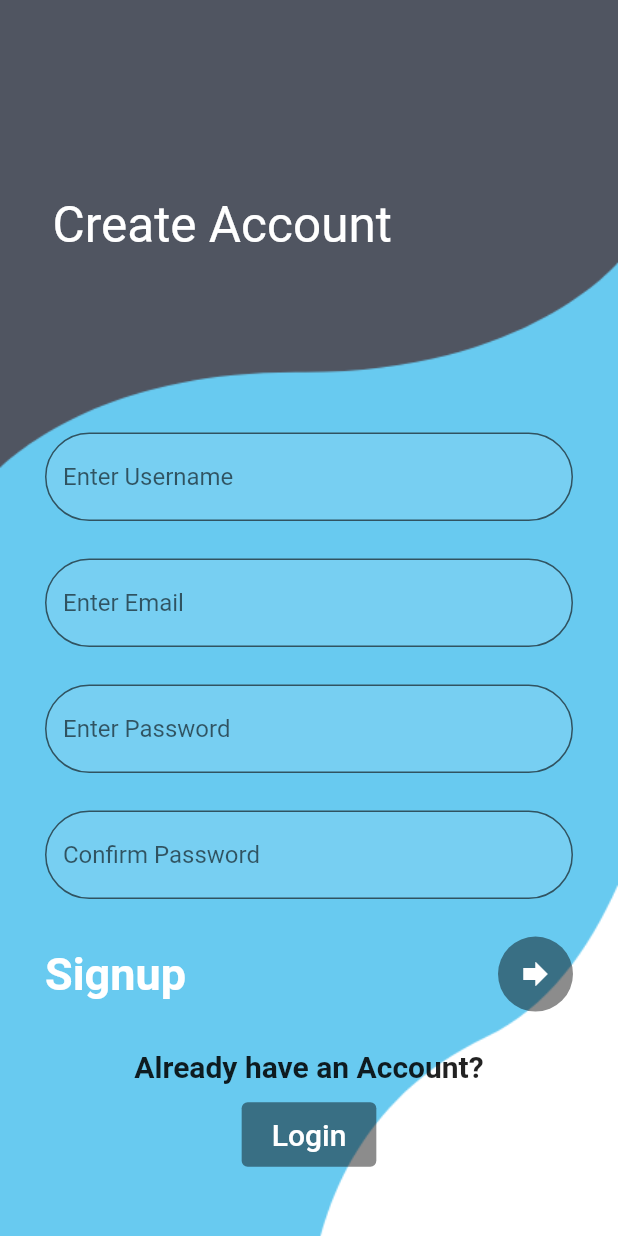
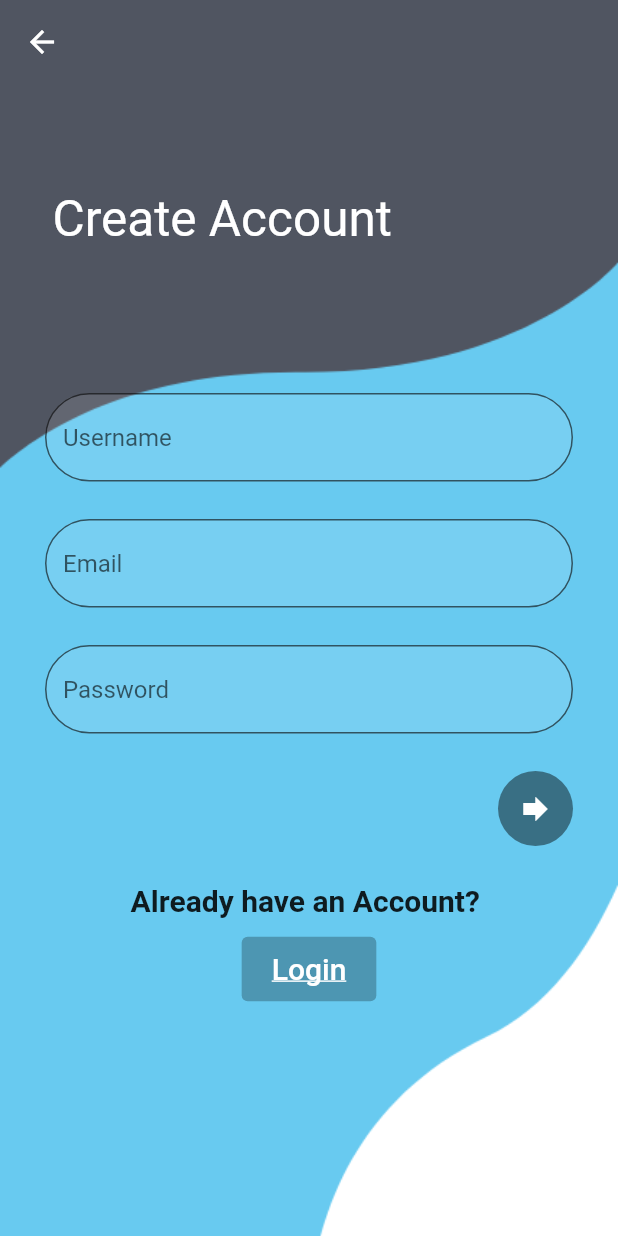
Before and after one commit to Sujanban/signup_login_page, a Flutter app: the screen it shows after launch, after a tap on "Sign Up", on a phone screen of 412 x 824 dp. Run offline on Flutter 3.47's test engine with Material 2 defaults, Android fonts, the phone set to English and light mode, and no system bars.

Commit message:
navigation improved

```diff
--- /dev/null
+++ b/lib/dashboard.dart
@@ -0,0 +1,25 @@
+import 'package:flutter/material.dart';
+
+class Dashboard extends StatefulWidget {
+  const Dashboard({Key? key}) : super(key: key);
+
+  @override
+  State<Dashboard> createState() => _DashboardState();
+}
+
+class _DashboardState extends State<Dashboard> {
+  @override
+  Widget build(BuildContext context) {
+    return MaterialApp(
+      theme: ThemeData(
+        primarySwatch: Colors.teal
+      ),
+      home: Scaffold(
+        appBar: AppBar(
+          automaticallyImplyLeading: false,
+          title: const Text("Dashboard"),
+        ),
+      ),
+    );
+  }
+}
--- a/lib/login.dart
+++ b/lib/login.dart
@@ -1,3 +1,4 @@
+import 'package:day6_login_signup_page/dashboard.dart';
 import 'package:day6_login_signup_page/signup.dart';
 import 'package:flutter/material.dart';
 
@@ -69,20 +70,22 @@ class _MyLoginState extends State<MyLogin> {
                       height: 30.0,
                     ),
                     Row(
-                      mainAxisAlignment: MainAxisAlignment.spaceBetween,
+                      mainAxisAlignment: MainAxisAlignment.end,
                       children: [
-                        const Text(
-                          "Sign In",
-                          style: TextStyle(
-                              fontSize: 25, fontWeight: FontWeight.w700),
-                        ),
+                        // const Text(
+                        //   "Sign In",
+                        //   style: TextStyle(
+                        //       fontSize: 25, fontWeight: FontWeight.w700),
+                        // ),
                         CircleAvatar(
                           backgroundColor: Colors.black45,
                           radius: 25.0,
                           child: IconButton(
-                            icon: const Icon(Icons.forward),
+                            icon: const Icon(Icons.login),
                             color: Colors.white,
-                            onPressed: () {},
+                            onPressed: () {
+                              Navigator.push(context, MaterialPageRoute(builder: (context) => const Dashboard()));
+                            },
                           ),
                         )
                       ],
--- a/lib/main.dart
+++ b/lib/main.dart
@@ -3,10 +3,10 @@ import 'package:flutter/material.dart';
 
 void main() {
   runApp(MaterialApp(
-    // theme: ThemeData(
-    //   primarySwatch: Colors.green
-    // ),
-    // debugShowCheckedModeBanner: false,
+    theme: ThemeData(
+      primarySwatch: Colors.green
+    ),
+    debugShowCheckedModeBanner: false,
     initialRoute: "login",
     routes: {"login": (context) => const MyLogin()},
   ));
--- a/lib/signup.dart
+++ b/lib/signup.dart
@@ -15,11 +15,15 @@ class _MySignupState extends State<MySignup> {
             image: DecorationImage(
                 image: AssetImage("assets/signup.png"), fit: BoxFit.cover)),
         child: Scaffold(
+          appBar: AppBar(
+            elevation: 0,
+            backgroundColor: Colors.transparent,
+          ),
           backgroundColor: Colors.transparent,
           body: Stack(
             children: [
               Container(
-                padding: const EdgeInsets.only(left: 35, top: 130),
+                padding: const EdgeInsets.only(left: 35, top: 70),
                 child: const Text(
                   "Create Account",
                   style: TextStyle(
@@ -31,7 +35,7 @@ class _MySignupState extends State<MySignup> {
               SingleChildScrollView(
                 child: Container(
                   padding: EdgeInsets.only(
-                      top: MediaQuery.of(context).size.height * 0.35,
+                      top: MediaQuery.of(context).size.height * 0.25,
                       left: 30.0,
                       right: 30.0),
                   child: Column(
@@ -44,7 +48,7 @@ class _MySignupState extends State<MySignup> {
                               borderRadius:
                                   BorderRadius.all(Radius.circular(30)),
                             ),
-                            hintText: "Enter Username"),
+                            hintText: "Username"),
                       ),
                       const SizedBox(
                         height: 25.0,
@@ -57,7 +61,7 @@ class _MySignupState extends State<MySignup> {
                               borderRadius:
                                   BorderRadius.all(Radius.circular(30)),
                             ),
-                            hintText: "Enter Email"),
+                            hintText: "Email"),
                       ),
                       const SizedBox(
                         height: 25.0,
@@ -70,34 +74,35 @@ class _MySignupState extends State<MySignup> {
                               borderRadius:
                                   BorderRadius.all(Radius.circular(30)),
                             ),
-                            hintText: "Enter Password"),
+                            hintText: "Password"),
                       ),
-                      const SizedBox(
-                        height: 25.0,
-                      ),
-                      const TextField(
-                        decoration: InputDecoration(
-                            fillColor: Colors.white10,
-                            filled: true,
-                            border: OutlineInputBorder(
-                              borderRadius:
-                                  BorderRadius.all(Radius.circular(30)),
-                            ),
-                            hintText: "Confirm Password"),
-                      ),
+                      // const SizedBox(
+                      //   height: 25.0,
+                      // ),
+                      // const TextField(
+                      //   decoration: InputDecoration(
+                      //       fillColor: Colors.white10,
+                      //       filled: true,
+                      //       border: OutlineInputBorder(
+                      //         borderRadius: BorderRadius.all(
+                      //           Radius.circular(30),
+                      //         ),
+                      //       ),
+                      //       hintText: "Confirm Password"),
+                      // ),
                       const SizedBox(
                         height: 25.0,
                       ),
                       Row(
-                        mainAxisAlignment: MainAxisAlignment.spaceBetween,
+                        mainAxisAlignment: MainAxisAlignment.end,
                         children: [
-                          const Text(
-                            "Signup",
-                            style: TextStyle(
-                                fontSize: 30.0,
-                                color: Colors.white,
-                                fontWeight: FontWeight.w700),
-                          ),
+                          // const Text(
+                          //   "Signup  ",
+                          //   style: TextStyle(
+                          //       fontSize: 25.0,
+                          //       color: Colors.black,
+                          //       fontWeight: FontWeight.w700),
+                          // ),
                           CircleAvatar(
                             backgroundColor: Colors.black45,
                             radius: 25.0,
@@ -116,7 +121,7 @@ class _MySignupState extends State<MySignup> {
                       ),
                       Column(
                         children: <Widget>[
-                          const Text("Already have an Account?",
+                          const Text("Already have an Account? ",
                               style: TextStyle(
                                   fontWeight: FontWeight.bold, fontSize: 20.0)),
                           const SizedBox(
@@ -126,13 +131,18 @@ class _MySignupState extends State<MySignup> {
                             style: TextButton.styleFrom(
                                 padding: const EdgeInsets.only(
                                     left: 20, top: 10, right: 20, bottom: 10),
-                                  backgroundColor: Colors.black45),
-                              onPressed: () {},
+                                backgroundColor: Colors.black26),
+                            onPressed: () {
+                              Navigator.pop(context);
+                            },
                             child: const Text(
                               "Login",
                               style: TextStyle(
-                                    fontSize: 20.0, color: Colors.white),
-                              ))
+                                  fontSize: 20.0,
+                                  color: Colors.white,
+                                  decoration: TextDecoration.underline),
+                            ),
+                          )
                         ],
                       ),
                     ],
```
Lines whose indentation alone changed are shown as unchanged.
